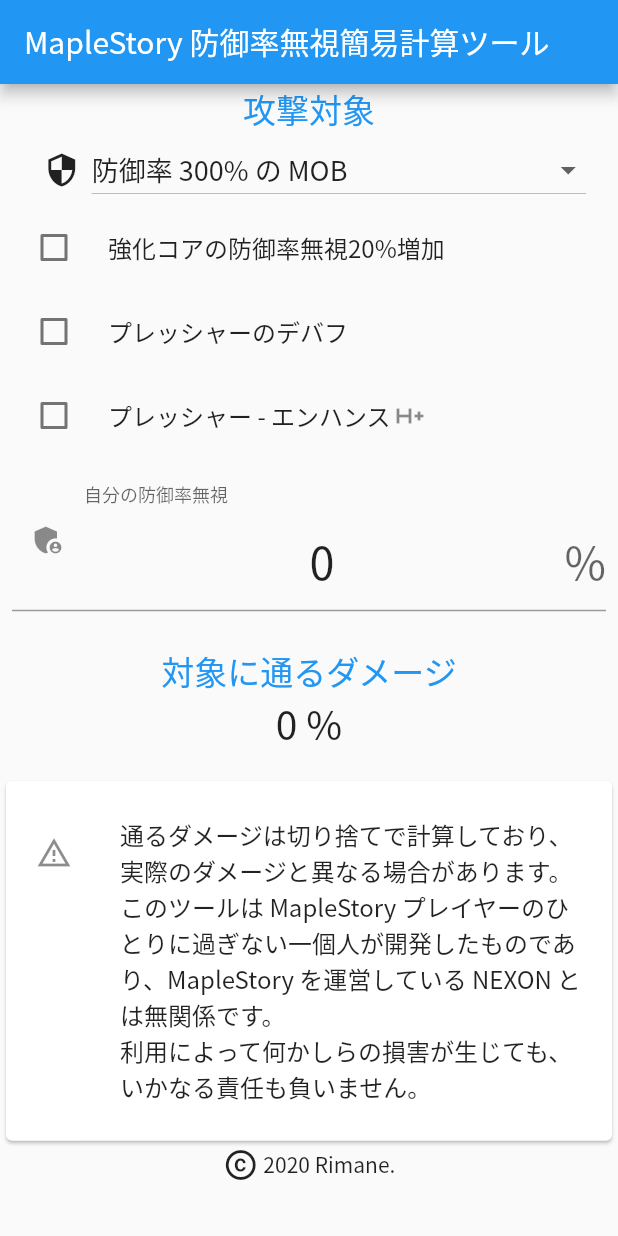
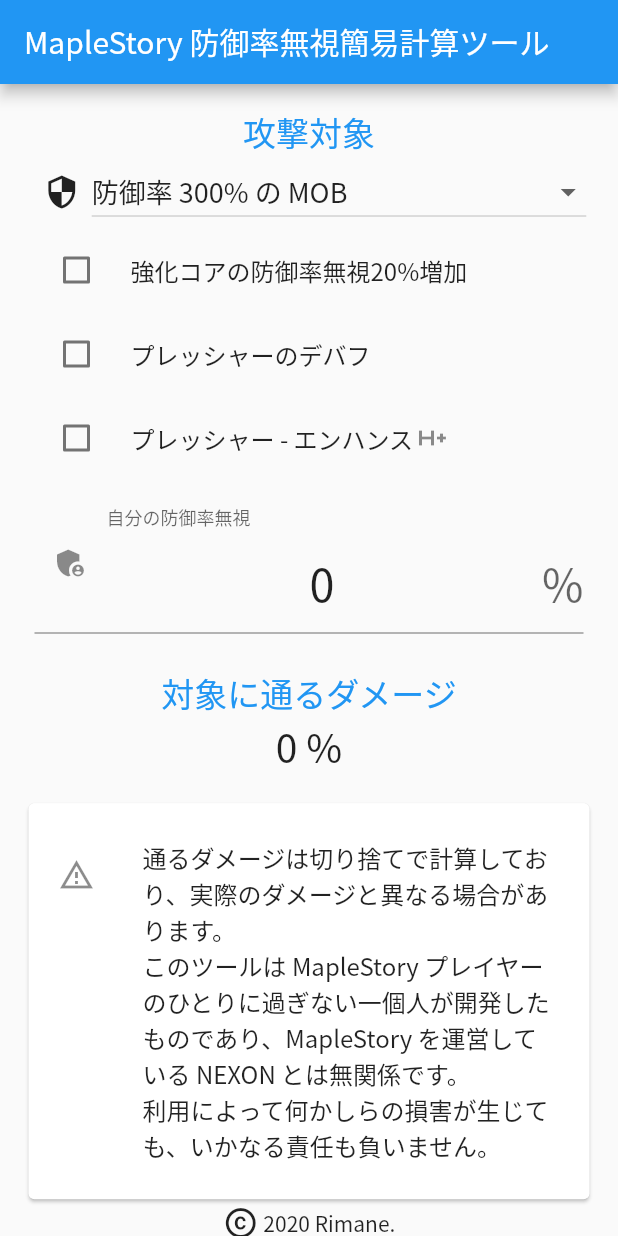
Before and after one commit to rimanem18/flutter-maplestory-ignore-guard, a Flutter app: the screen it shows after launch, on a phone screen of 412 x 824 dp. Run offline on Flutter 3.47's test engine with Material 2 defaults, Android fonts, the phone set to English and light mode, and no system bars.

Commit message:
全体のパディングを微調整

```diff
--- a/lib/main.dart
+++ b/lib/main.dart
@@ -134,6 +134,7 @@
         child: ConstrainedBox(
           constraints: const BoxConstraints(maxWidth: 700),
           child: ListView(
+            padding: const EdgeInsets.all(15.0),
             children: <Widget>[
               const Center(
                 child: Text(
```
